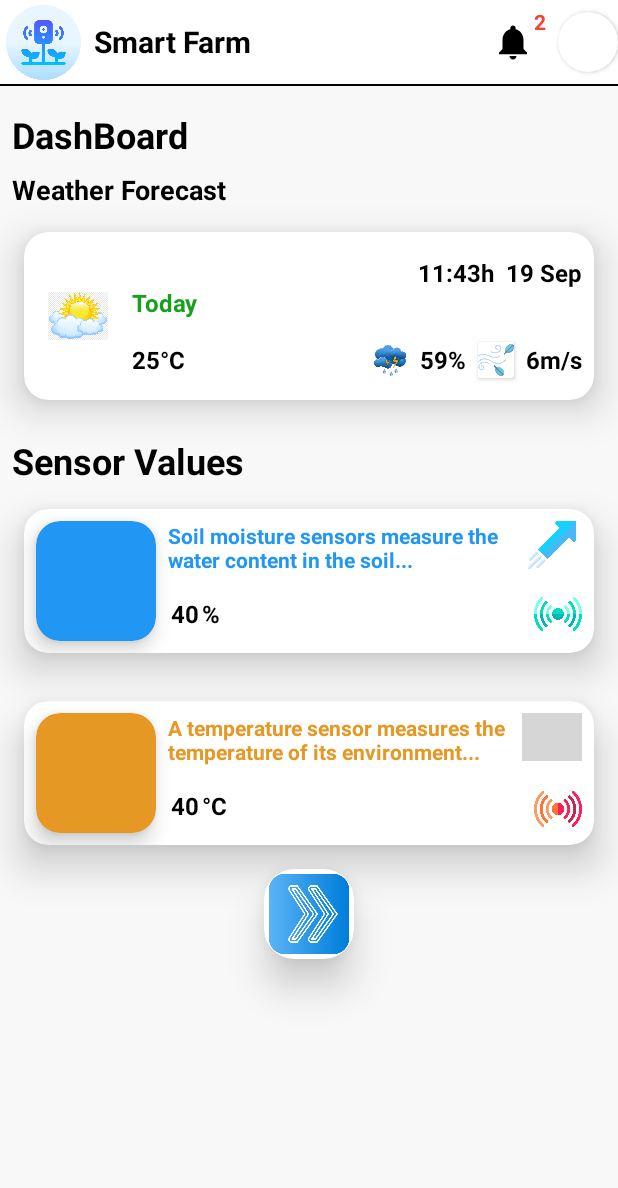
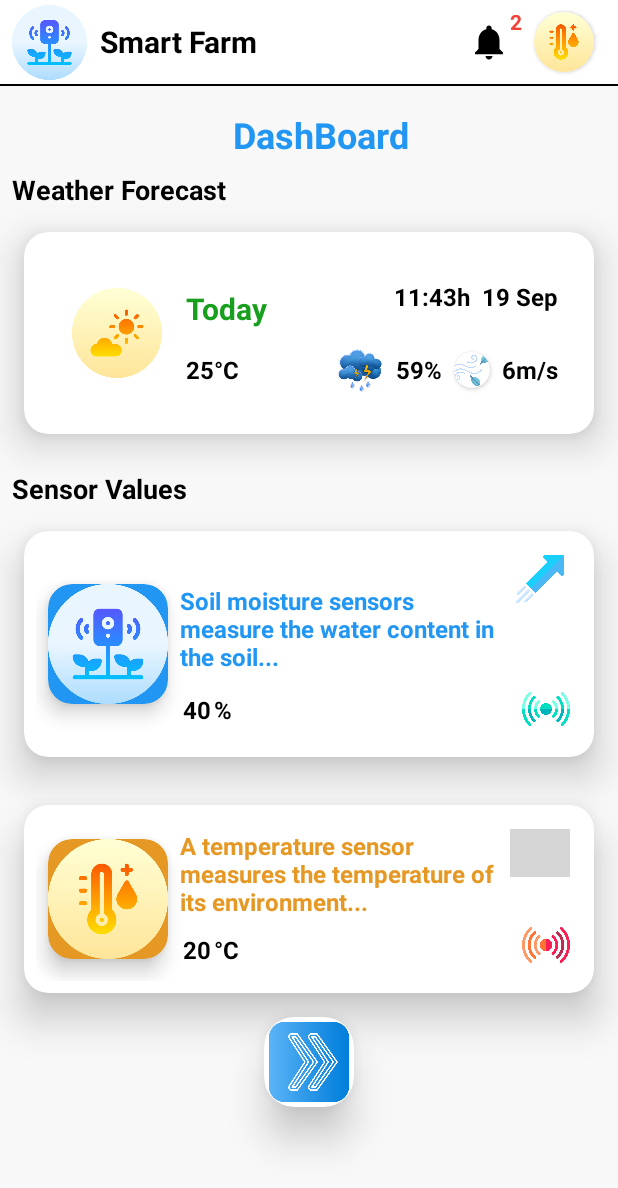
Before and after one commit to pimpalemahesh/Smart-Irrigation-System, an Android app: the screen it shows after launch (MainActivity), on a phone screen of 412 x 824 dp. Shown: the top 1188 px of the screen. Run offline under Robolectric (Android 15) with nearby library versions, the phone set to English and light mode, and no system bars; Roboto replaces fonts that are not available here; grey boxes are pictures that could not be loaded.

Commit message:
dashboard UI 0.1

```diff
--- a/app/src/main/res/layout/activity_main.xml
+++ b/app/src/main/res/layout/activity_main.xml
@@ -21,9 +21,7 @@
             android:id="@+id/imageView"
             android:layout_width="50dp"
             android:layout_height="50dp"
-            android:layout_marginStart="4dp"
-            android:layout_marginLeft="4dp"
-            android:layout_marginTop="4dp"
+            android:layout_margin="8dp"
             android:layout_marginBottom="4dp"
             android:src="@drawable/soil_sensor"
             app:layout_constraintBottom_toBottomOf="parent"
@@ -74,6 +72,8 @@
             android:layout_width="40dp"
             android:layout_height="40dp"
             app:cardCornerRadius="100dp"
+            android:layout_marginEnd="16dp"
+            android:layout_marginRight="16dp"
             app:layout_constraintBottom_toBottomOf="parent"
             app:layout_constraintEnd_toEndOf="parent"
             app:layout_constraintTop_toTopOf="parent">
@@ -82,10 +82,8 @@
                 android:id="@+id/profile_photo"
                 android:layout_width="40dp"
                 android:layout_height="40dp"
-                android:layout_marginEnd="16dp"
-                android:layout_marginRight="16dp"
                 android:scaleType="centerCrop"
-                tools:srcCompat="@drawable/temperature_sensor" />
+                android:src="@drawable/temperature_sensor" />
 
         </androidx.cardview.widget.CardView>
 
@@ -120,7 +118,8 @@
             android:layout_width="wrap_content"
             android:layout_height="wrap_content"
             android:textSize="24dp"
-            android:textColor="@color/black"
+            android:layout_gravity="center"
+            android:textColor="@color/lightblue"
             android:textStyle="bold"
             android:text="DashBoard"
             android:layout_marginTop="8dp"
@@ -147,12 +146,13 @@
 
             <androidx.constraintlayout.widget.ConstraintLayout
                 android:layout_width="match_parent"
-                android:layout_height="match_parent">
+                android:layout_height="match_parent"
+                android:padding="16dp">
 
                 <ImageView
                     android:id="@+id/imageView4"
-                    android:layout_width="40dp"
-                    android:layout_height="40dp"
+                    android:layout_width="60dp"
+                    android:layout_height="60dp"
                     android:layout_marginStart="16dp"
                     android:layout_marginLeft="16dp"
                     app:layout_constraintBottom_toBottomOf="parent"
@@ -168,7 +168,7 @@
                     android:layout_marginLeft="16dp"
                     android:text="Today"
                     android:textColor="@color/green"
-                    android:textSize="16sp"
+                    android:textSize="20sp"
                     android:textStyle="bold"
                     app:layout_constraintStart_toEndOf="@+id/imageView4"
                     app:layout_constraintTop_toTopOf="@+id/imageView4" />
@@ -205,6 +205,7 @@
                     android:layout_height="24dp"
                     android:layout_marginEnd="8dp"
                     android:layout_marginRight="8dp"
+                    app:cardCornerRadius="16dp"
                     app:layout_constraintBottom_toBottomOf="@+id/wind"
                     app:layout_constraintEnd_toStartOf="@+id/wind"
                     app:layout_constraintTop_toTopOf="@+id/wind">
@@ -220,8 +221,8 @@
 
                 <ImageView
                     android:id="@+id/rainImage"
-                    android:layout_width="24dp"
-                    android:layout_height="24dp"
+                    android:layout_width="32dp"
+                    android:layout_height="32dp"
                     android:layout_marginEnd="8dp"
                     android:layout_marginRight="8dp"
                     app:layout_constraintBottom_toBottomOf="@+id/rain"
@@ -306,7 +307,7 @@
             android:id="@+id/textView5"
             android:layout_width="wrap_content"
             android:layout_height="wrap_content"
-            android:textSize="24dp"
+            android:textSize="18sp"
             android:textColor="@color/black"
             android:textStyle="bold"
             android:text="Sensor Values"
@@ -323,7 +324,8 @@
 
             <androidx.constraintlayout.widget.ConstraintLayout
                 android:layout_width="match_parent"
-                android:layout_height="match_parent">
+                android:layout_height="match_parent"
+                android:padding="8dp">
 
                 <androidx.cardview.widget.CardView
                     android:id="@+id/cardView2"
@@ -341,7 +343,7 @@
                         android:id="@+id/imageView6"
                         android:layout_width="wrap_content"
                         android:layout_height="wrap_content"
-                        tools:srcCompat="@drawable/soil_sensor"
+                        android:src="@drawable/soil_sensor"
                         android:scaleType="centerCrop"/>
                 </androidx.cardview.widget.CardView>
 
@@ -357,6 +359,7 @@
                     android:text="Soil moisture sensors measure the water content in the soil..."
                     android:textColor="@color/lightblue"
                     android:textStyle="bold"
+                    android:textSize="16dp"
                     app:layout_constraintEnd_toStartOf="@+id/toSoilMoistureSensorActivity"
                     app:layout_constraintStart_toEndOf="@+id/cardView2"
                     app:layout_constraintTop_toTopOf="@+id/cardView2" />
@@ -425,7 +428,8 @@
 
             <androidx.constraintlayout.widget.ConstraintLayout
                 android:layout_width="match_parent"
-                android:layout_height="match_parent">
+                android:layout_height="match_parent"
+                android:padding="8dp">
 
                 <androidx.cardview.widget.CardView
                     android:id="@+id/cardView12"
@@ -443,7 +447,7 @@
                         android:id="@+id/imageView16"
                         android:layout_width="wrap_content"
                         android:layout_height="wrap_content"
-                        tools:srcCompat="@drawable/temperature_sensor"
+                        android:src="@drawable/temperature_sensor"
                         android:scaleType="centerCrop"/>
                 </androidx.cardview.widget.CardView>
 
@@ -470,6 +474,7 @@
                     android:text="A temperature sensor measures the temperature of its environment..."
                     android:textColor="@color/light_orange"
                     android:textStyle="bold"
+                    android:textSize="16dp"
                     app:layout_constraintEnd_toStartOf="@+id/toTemperatureSensorActivity"
                     app:layout_constraintStart_toEndOf="@+id/cardView12"
                     app:layout_constraintTop_toTopOf="@+id/toTemperatureSensorActivity" />
@@ -494,7 +499,7 @@
                     android:layout_marginTop="8dp"
                     android:layout_marginBottom="8dp"
                     android:padding="2dp"
-                    android:text="40"
+                    android:text="20"
                     android:textColor="@color/black"
                     android:textSize="16sp"
                     android:textStyle="bold"
@@ -522,6 +527,7 @@
             android:layout_height="60dp"
             app:cardCornerRadius="20dp"
             android:layout_gravity="center"
+            android:layout_marginBottom="8dp"
             app:cardElevation="16dp">
             <ImageView
                 android:id="@+id/toMotorActivity"
```
Also changed, not shown: app/src/main/res/drawable/cloud.png.
